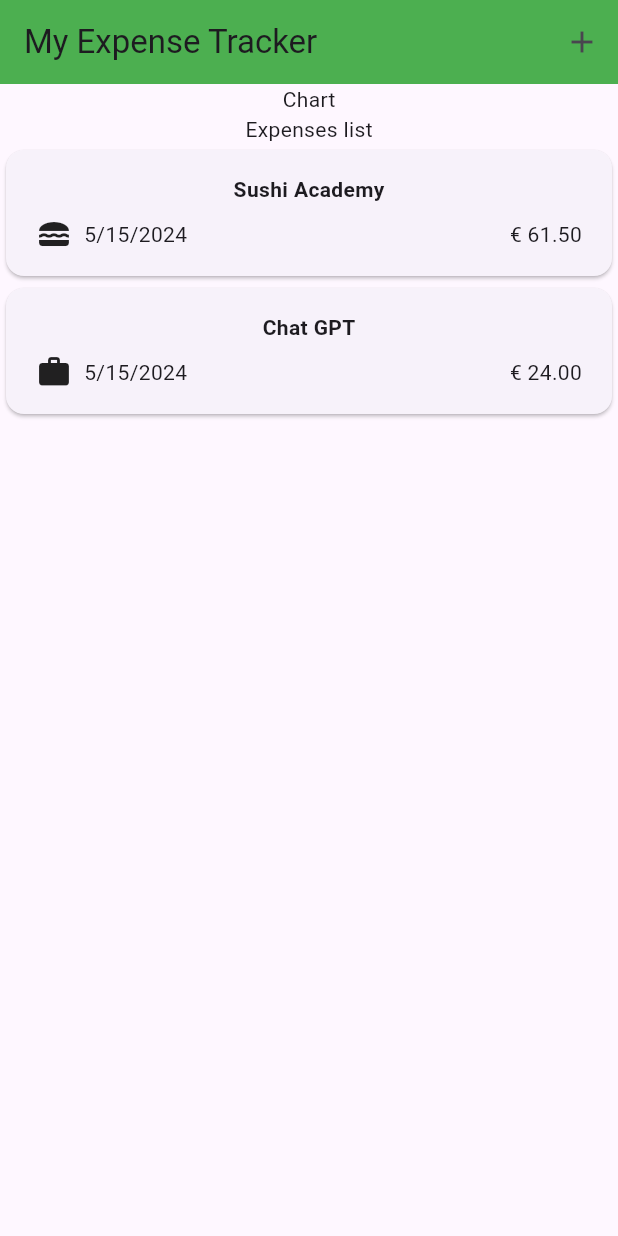
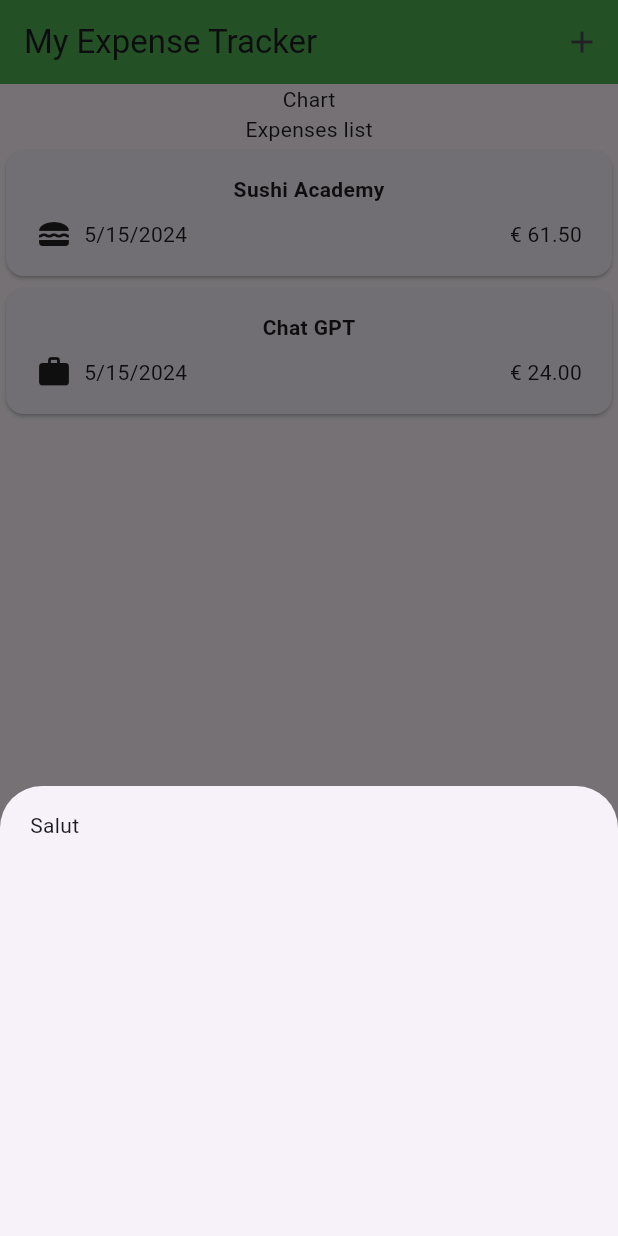
Before and after one commit to Fenysk/3_flutter_expenses_app, a Flutter app: the screen it shows after launch, after a tap on the "add" icon, on a phone screen of 412 x 824 dp. Run offline on Flutter 3.47's test engine with Material 3 defaults, Android fonts, the phone set to English and light mode, and no system bars.

Commit message:
🚧 Add Expense Modal

```diff
--- a/lib/expenses.dart
+++ b/lib/expenses.dart
@@ -1,6 +1,7 @@
 import 'package:flutter/material.dart';
 import 'package:expenses_app/models/expense.dart';
-import 'package:expenses_app/widgets/expenses_list/expenses_list.dart';
+import 'package:expenses_app/widgets/expenses/expenses_list.dart';
+import 'package:expenses_app/widgets/expenses/add_expense_modal.dart';
 
 class Expenses extends StatefulWidget {
   const Expenses({super.key});
@@ -25,6 +26,13 @@ class _ExpensesState extends State<Expenses> {
     )
   ];
 
+  void _openAddExpenseOverlay() {
+    showModalBottomSheet(
+      context: context,
+      builder: (modalContext) => const AddExpenseModal(),
+    );
+  }
+
   @override
   Widget build(BuildContext context) {
     return Scaffold(
@@ -33,7 +41,7 @@ class _ExpensesState extends State<Expenses> {
         backgroundColor: Colors.green,
         actions: [
           IconButton(
-            onPressed: () {},
+            onPressed: _openAddExpenseOverlay,
             icon: const Icon(Icons.add),
           ),
         ],
--- /dev/null
+++ b/lib/widgets/expenses/add_expense_modal.dart
@@ -0,0 +1,20 @@
+import 'package:flutter/material.dart';
+
+class AddExpenseModal extends StatefulWidget {
+  const AddExpenseModal({super.key});
+
+  @override
+  State<AddExpenseModal> createState() => _AddExpenseModalState();
+}
+
+class _AddExpenseModalState extends State<AddExpenseModal> {
+  @override
+  Widget build(BuildContext context) {
+    return Container(
+      width: double.infinity,
+      height: 300,
+      padding: const EdgeInsets.symmetric(horizontal: 20, vertical: 16),
+      child: const Text('Salut'),
+    );
+  }
+}
--- a/lib/widgets/expenses_list/expenses_list.dart
+++ b/lib/widgets/expenses/expenses_list.dart
@@ -1,6 +1,6 @@
 import 'package:flutter/material.dart';
 import 'package:expenses_app/models/expense.dart';
-import 'package:expenses_app/widgets/expenses_list/expense_item.dart';
+import 'package:expenses_app/widgets/expenses/expense_item.dart';
 
 class ExpensesList extends StatelessWidget {
   const ExpensesList({super.key, required this.expenses});
```
Also changed, not shown: lib/widgets/expenses/expense_item.dart (renamed from lib/widgets/expenses_list/expense_item.dart).
